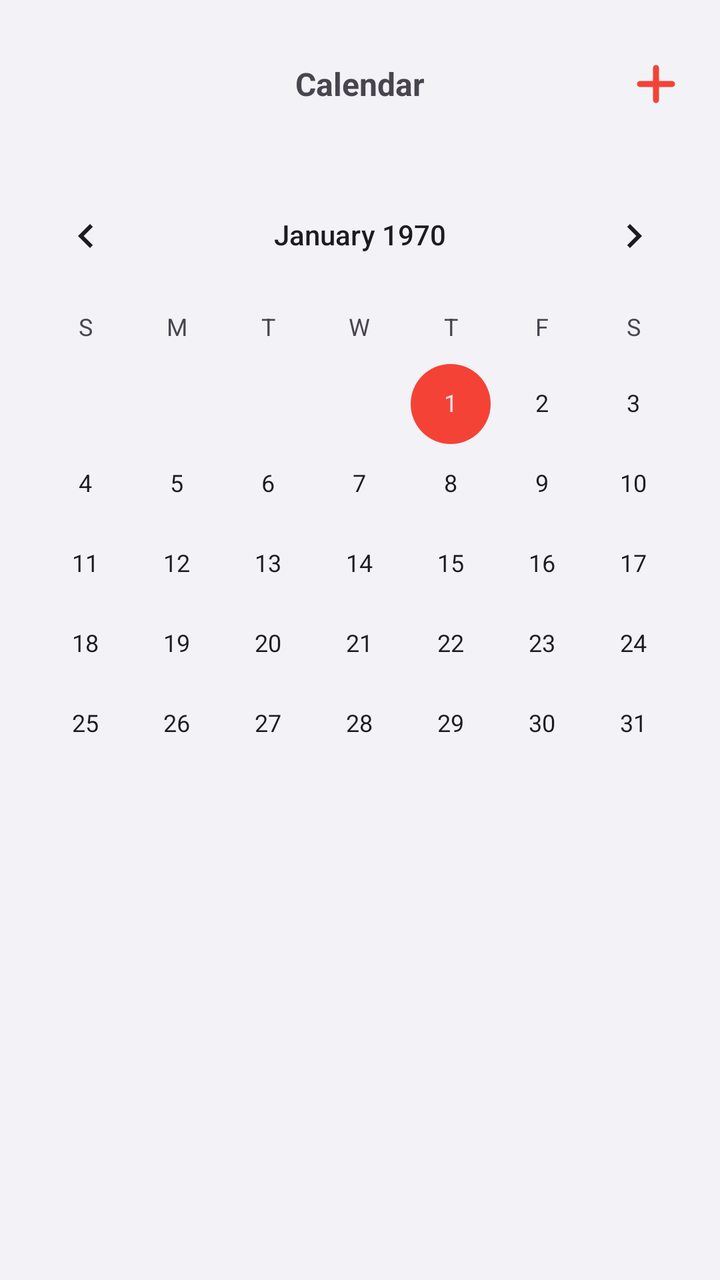
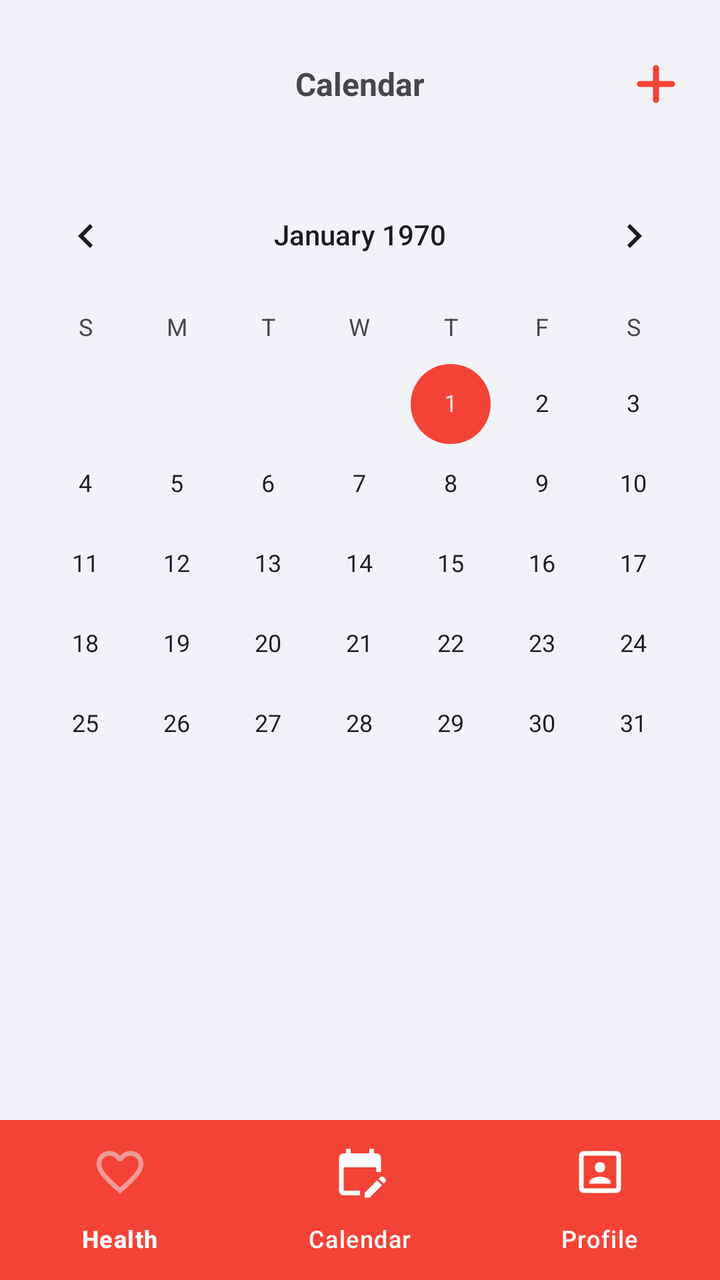

Screens rendered from an Android XML layout before and after an edit, with the pre-edit source and the edit as a unified diff.
<!-- AndroidManifest.xml: application theme Theme.ExActHealth -->
<!-- res/layout/activity_calendar.xml -->
<?xml version="1.0" encoding="utf-8"?>
<RelativeLayout xmlns:android="http://schemas.android.com/apk/res/android"
    android:layout_width="match_parent"
    android:layout_height="match_parent"
    android:background="@color/light_gray">

    <RelativeLayout
        android:id="@+id/calendar_toolbar_layout"
        android:layout_width="wrap_content"
        android:layout_height="wrap_content"
        android:layout_alignParentStart="true"
        android:layout_alignParentEnd="true"
        android:layout_marginStart="20dp"
        android:layout_marginTop="30dp"
        android:layout_marginEnd="20dp">

        <ImageView
            android:id="@+id/add_food_details_icon"
            android:layout_width="wrap_content"
            android:layout_height="wrap_content"
            android:layout_alignParentEnd="true"
            android:clickable="true"
            android:focusable="true"
            android:background="@drawable/plus_button"
            android:gravity="center">
        </ImageView>

        <TextView
            android:id="@+id/calendar_text_view"
            android:layout_width="wrap_content"
            android:layout_height="wrap_content"
            android:layout_centerInParent="true"
            android:text="Calendar"
            android:textSize="16sp"
            android:textStyle="bold">
        </TextView>

    </RelativeLayout>

    <CalendarView
        android:id="@+id/calendar_widget"
        android:layout_width="match_parent"
        android:layout_height="wrap_content"
        android:layout_below="@id/calendar_toolbar_layout"
        android:layout_marginTop="30dp"
        android:background="@color/light_gray"
        android:theme="@style/DialogTheme">
    </CalendarView>

    <ListView
        android:id="@+id/calendar_food_list"
        android:layout_width="match_parent"
        android:layout_height="wrap_content"
        android:layout_below="@id/calendar_widget"
        android:layout_marginStart="20dp"
        android:layout_marginEnd="20dp"
        android:layout_marginBottom="30dp"
        android:background="@color/light_gray"
        android:divider="@color/light_gray"
        android:dividerHeight="10dp"
        android:visibility="invisible" />

</RelativeLayout>
<!-- resources referenced by this layout -->
<resources>
  <color name="light_gray">#F2F2F7</color>
  <!-- drawable plus_button (drawable) -->
  <vector xmlns:android="http://schemas.android.com/apk/res/android"
      android:width="24dp"
      android:height="24dp"
      android:viewportWidth="24"
      android:viewportHeight="24">
    <path
        android:pathData="M4,12H20M12,4V20"
        android:strokeLineJoin="round"
        android:strokeWidth="3"
        android:fillColor="#00000000"
        android:strokeColor="#F44336"
        android:strokeLineCap="round"/>
  </vector>
  <style name="DialogTheme" parent="Theme.Material3.Light.Dialog">
          <item name="colorAccent">@color/red</item>
          <item name="colorOnPrimary">@color/red</item>
          <item name="colorControlActivated">@color/red</item>
      </style>
  <style name="Theme.ExActHealth" parent="Base.Theme.ExActHealth" />
  <color name="red">#F44336</color>
  <style name="Base.Theme.ExActHealth" parent="Theme.Material3.Light.NoActionBar">
          
          <item name="colorPrimary">@color/red</item>
          <item name="android:itemBackground">@color/white</item>
      </style>
  <color name="white">#FFFFFFFF</color>
</resources>

<!-- the commit's change to res/layout/activity_calendar.xml (unified diff, before → after) -->
@@ -2,6 +2,7 @@
 <RelativeLayout xmlns:android="http://schemas.android.com/apk/res/android"
     android:layout_width="match_parent"
     android:layout_height="match_parent"
+    xmlns:app="http://schemas.android.com/apk/res-auto"
     android:background="@color/light_gray">
 
     <RelativeLayout
@@ -52,6 +53,7 @@
         android:layout_width="match_parent"
         android:layout_height="wrap_content"
         android:layout_below="@id/calendar_widget"
+        android:layout_above="@+id/bottom_navigation"
         android:layout_marginStart="20dp"
         android:layout_marginEnd="20dp"
         android:layout_marginBottom="30dp"
@@ -60,4 +62,16 @@
         android:dividerHeight="10dp"
         android:visibility="invisible" />
 
+    <com.google.android.material.bottomnavigation.BottomNavigationView
+        android:id="@+id/bottom_navigation"
+        android:layout_width="match_parent"
+        android:layout_height="wrap_content"
+        android:layout_alignParentBottom="true"
+        android:layout_gravity="bottom"
+        app:itemIconTint="@color/bottom_nav_icon_color"
+        app:itemTextColor="@color/white"
+        app:itemIconSize="28dp"
+        app:itemBackground="@color/red"
+        app:menu="@menu/bottom_nav_menu">
+    </com.google.android.material.bottomnavigation.BottomNavigationView>
 </RelativeLayout>
